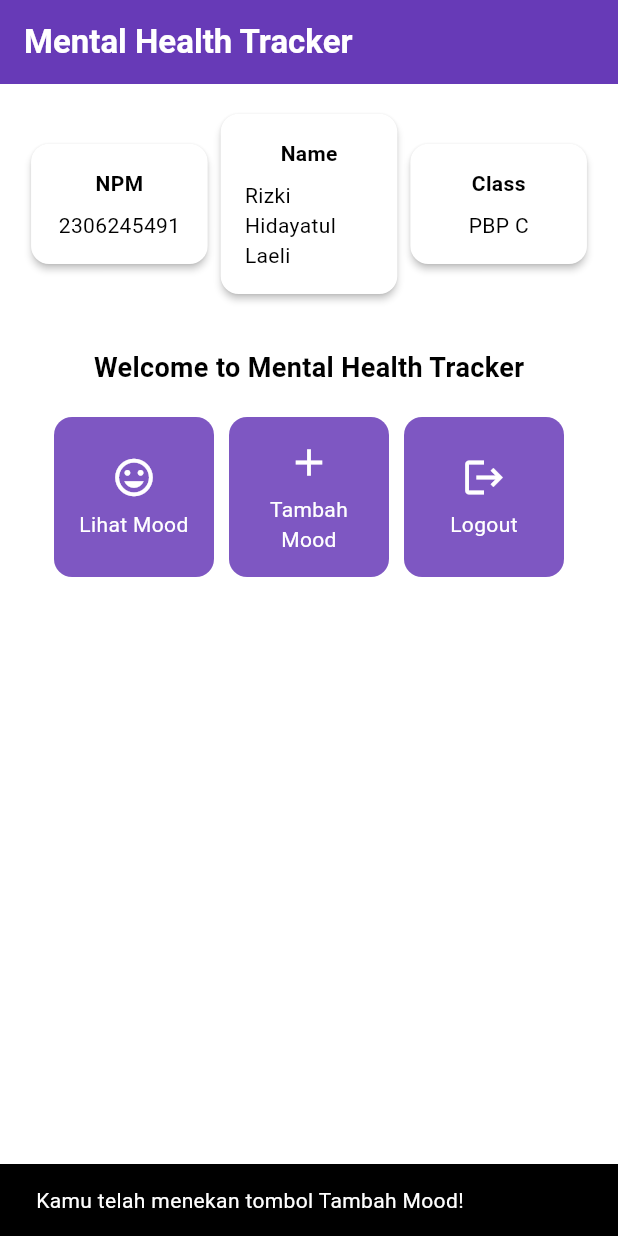
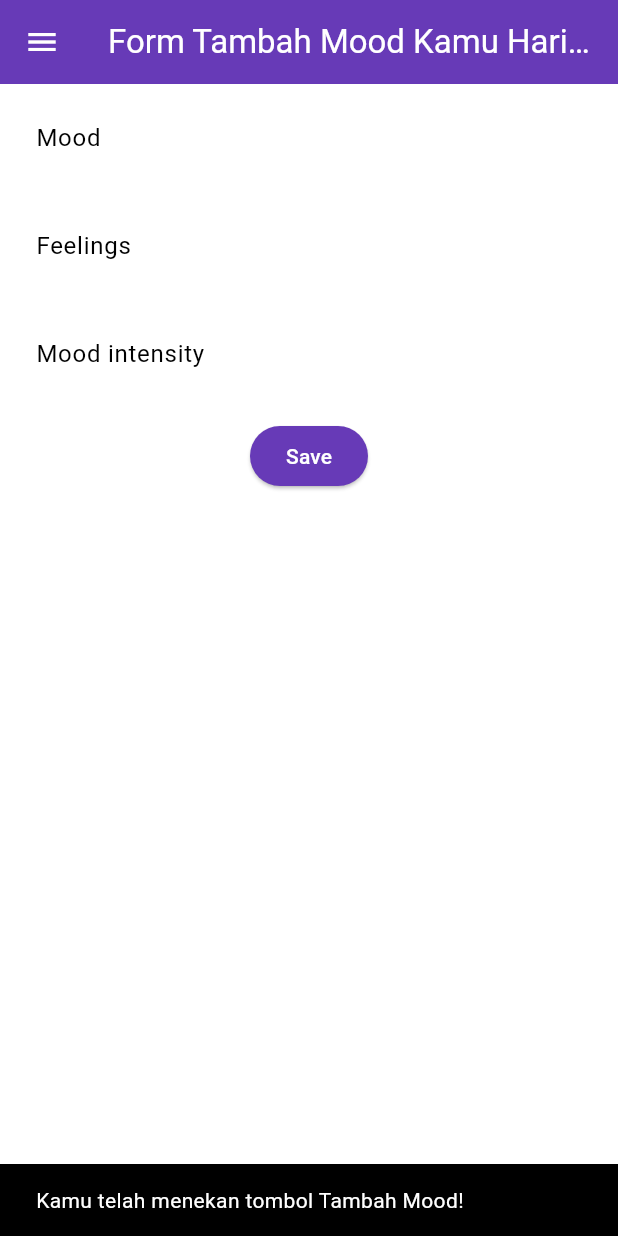
Before and after one commit to rzkihdyh/mental-health-tracker-mobile, a Flutter app: the screen it shows after launch, after a tap on "Tambah Mood", on a phone screen of 412 x 824 dp. Run offline on Flutter 3.47's test engine with Material 3 defaults, Android fonts, the phone set to English and light mode, and no system bars.

Commit message:
menyelesaikan tutorial 7

```diff
--- a/lib/main.dart
+++ b/lib/main.dart
@@ -1,5 +1,5 @@
 import 'package:flutter/material.dart';
-import 'package:mental_health_tracker/menu.dart';
+import 'package:mental_health_tracker/screens/menu.dart';
 
 void main() {
   runApp(const MyApp());
--- a/lib/menu.dart
+++ b/lib/screens/menu.dart
@@ -1,4 +1,6 @@
 import 'package:flutter/material.dart';
+import 'package:mental_health_tracker/widgets/left_drawer.dart';
+import 'package:mental_health_tracker/widgets/mood_card.dart';
 
 class MyHomePage extends StatelessWidget {
   final String npm = '2306245491';
@@ -29,7 +31,10 @@ class MyHomePage extends StatelessWidget {
         ),
         // Warna latar belakang AppBar diambil dari skema warna tema aplikasi.
         backgroundColor: Theme.of(context).colorScheme.primary,
+        iconTheme: const IconThemeData(color: Colors.white),
       ),
+      // Masukkan drawer sebagai parameter nilai drawer dari widget Scaffold
+      drawer: const LeftDrawer(),
       // Body halaman dengan padding di sekelilingnya.
       body: Padding(
         padding: const EdgeInsets.all(16.0),
@@ -126,62 +131,3 @@ class InfoCard extends StatelessWidget {
     );
   }
 }
-
-class ItemCard extends StatelessWidget {
-  // Menampilkan kartu dengan ikon dan nama.
-
-  final ItemHomepage item;
-
-  const ItemCard(this.item, {super.key});
-
-  @override
-  Widget build(BuildContext context) {
-    return Material(
-      // Menentukan warna latar belakang dari tema aplikasi.
-      color: Theme.of(context).colorScheme.secondary,
-      // Membuat sudut kartu melengkung.
-      borderRadius: BorderRadius.circular(12),
-
-      child: InkWell(
-        // Aksi ketika kartu ditekan.
-        onTap: () {
-          // Menampilkan pesan SnackBar saat kartu ditekan.
-          ScaffoldMessenger.of(context)
-            ..hideCurrentSnackBar()
-            ..showSnackBar(SnackBar(
-                content: Text("Kamu telah menekan tombol ${item.name}!")));
-        },
-        // Container untuk menyimpan Icon dan Text
-        child: Container(
-          padding: const EdgeInsets.all(8),
-          child: Center(
-            child: Column(
-              // Menyusun ikon dan teks di tengah kartu.
-              mainAxisAlignment: MainAxisAlignment.center,
-              children: [
-                Icon(
-                  item.icon,
-                  color: Colors.white,
-                  size: 30.0,
-                ),
-                const Padding(padding: EdgeInsets.all(3)),
-                Text(
-                  item.name,
-                  textAlign: TextAlign.center,
-                  style: const TextStyle(color: Colors.white),
-                ),
-              ],
-            ),
-          ),
-        ),
-      ),
-    );
-  }
-}
-
-class ItemHomepage {
-  final String name;
-  final IconData icon;
-
-  ItemHomepage(this.name, this.icon);
-}
--- /dev/null
+++ b/lib/screens/moodentry_form.dart
@@ -0,0 +1,161 @@
+import 'package:flutter/material.dart';
+import 'package:mental_health_tracker/widgets/left_drawer.dart';
+
+class MoodEntryFormPage extends StatefulWidget {
+  const MoodEntryFormPage({super.key});
+
+  @override
+  State<MoodEntryFormPage> createState() => _MoodEntryFormPageState();
+}
+
+class _MoodEntryFormPageState extends State<MoodEntryFormPage> {
+  final _formKey = GlobalKey<FormState>();
+  String _mood = "";
+  String _feelings = "";
+  int _moodIntensity = 0;
+
+  @override
+  Widget build(BuildContext context) {
+    return Scaffold(
+      appBar: AppBar(
+        title: const Center(
+          child: Text(
+            'Form Tambah Mood Kamu Hari ini',
+          ),
+        ),
+        backgroundColor: Theme.of(context).colorScheme.primary,
+        foregroundColor: Colors.white,
+      ),
+      drawer: const LeftDrawer(),
+      body: Form(
+        key: _formKey,
+        child: SingleChildScrollView(
+          child: Column(
+            crossAxisAlignment: CrossAxisAlignment.start,
+            children: [
+              Padding(
+                padding: const EdgeInsets.all(8.0),
+                child: TextFormField(
+                  decoration: InputDecoration(
+                    hintText: "Mood",
+                    labelText: "Mood",
+                    border: OutlineInputBorder(
+                      borderRadius: BorderRadius.circular(5.0),
+                    ),
+                  ),
+                  onChanged: (String? value) {
+                    setState(() {
+                      _mood = value!;
+                    });
+                  },
+                  validator: (String? value) {
+                    if (value == null || value.isEmpty) {
+                      return "Mood tidak boleh kosong!";
+                    }
+                    return null;
+                  },
+                ),
+              ),
+              Padding(
+                padding: const EdgeInsets.all(8.0),
+                child: TextFormField(
+                  decoration: InputDecoration(
+                    hintText: "Feelings",
+                    labelText: "Feelings",
+                    border: OutlineInputBorder(
+                      borderRadius: BorderRadius.circular(5.0),
+                    ),
+                  ),
+                  onChanged: (String? value) {
+                    setState(() {
+                      _feelings = value!;
+                    });
+                  },
+                  validator: (String? value) {
+                    if (value == null || value.isEmpty) {
+                      return "Feelings tidak boleh kosong!";
+                    }
+                    return null;
+                  },
+                ),
+              ),
+              Padding(
+                padding: const EdgeInsets.all(8.0),
+                child: TextFormField(
+                  decoration: InputDecoration(
+                    hintText: "Mood intensity",
+                    labelText: "Mood intensity",
+                    border: OutlineInputBorder(
+                      borderRadius: BorderRadius.circular(5.0),
+                    ),
+                  ),
+                  onChanged: (String? value) {
+                    setState(() {
+                      _moodIntensity = int.tryParse(value!) ?? 0;
+                    });
+                  },
+                  validator: (String? value) {
+                    if (value == null || value.isEmpty) {
+                      return "Mood intensity tidak boleh kosong!";
+                    }
+                    if (int.tryParse(value) == null) {
+                      return "Mood intensity harus berupa angka!";
+                    }
+                    return null;
+                  },
+                ),
+              ),
+              Align(
+                alignment: Alignment.bottomCenter,
+                child: Padding(
+                  padding: const EdgeInsets.all(8.0),
+                  child: ElevatedButton(
+                    style: ButtonStyle(
+                      backgroundColor: MaterialStateProperty.all(
+                          Theme.of(context).colorScheme.primary),
+                    ),
+                    onPressed: () {
+                      if (_formKey.currentState!.validate()) {
+                        showDialog(
+                          context: context,
+                          builder: (context) {
+                            return AlertDialog(
+                              title: const Text("Mood berhasil disimpan"),
+                              content: SingleChildScrollView(
+                                child: Column(
+                                  crossAxisAlignment: CrossAxisAlignment.start,
+                                  children: [
+                                    Text('Mood: $_mood'),
+                                    Text('Feelings: $_feelings'),
+                                    Text('Mood Intensity: $_moodIntensity'),
+                                  ],
+                                ),
+                              ),
+                              actions: [
+                                TextButton(
+                                  child: const Text("OK"),
+                                  onPressed: () {
+                                    Navigator.pop(context);
+                                    _formKey.currentState!.reset();
+                                  },
+                                ),
+                              ],
+                            );
+                          },
+                        );
+                      }
+                    },
+                    child: const Text(
+                      "Save",
+                      style: TextStyle(color: Colors.white),
+                    ),
+                  ),
+                ),
+              ),
+            ],
+          ),
+        ),
+      ),
+    );
+  }
+}
--- /dev/null
+++ b/lib/widgets/left_drawer.dart
@@ -0,0 +1,76 @@
+import 'package:flutter/material.dart';
+import 'package:mental_health_tracker/screens/menu.dart';
+import 'package:mental_health_tracker/screens/moodentry_form.dart';
+
+class LeftDrawer extends StatelessWidget {
+  const LeftDrawer({super.key});
+
+  @override
+  Widget build(BuildContext context) {
+    return Drawer(
+      child: ListView(
+        children: [
+          DrawerHeader(
+            //Bagian drawer header
+            decoration: BoxDecoration(
+              color: Theme.of(context).colorScheme.primary,
+            ),
+            child: const Column(
+              children: [
+                Text(
+                  'Mental Health Tracker',
+                  textAlign: TextAlign.center,
+                  style: TextStyle(
+                    fontSize: 24,
+                    fontWeight: FontWeight.bold,
+                    color: Colors.white,
+                  ),
+                ),
+                Padding(padding: EdgeInsets.all(8)),
+                Text(
+                  "Ayo jaga kesehatan mentalmu setiap hari disini!",
+                  //Tambahkan gaya teks dengan center alignment, font ukuran 15, warna putih, dan weight biasa
+                  textAlign: TextAlign.center,
+                  style: TextStyle(
+                    fontSize: 15,
+                    fontWeight: FontWeight.normal,
+                    color: Colors.white,
+                  ),
+                ),
+              ],
+            ),
+          ),
+            //Bagian routing
+            ListTile(
+              leading: const Icon(Icons.home_outlined),
+              title: const Text('Halaman Utama'),
+              // Bagian redirection ke MyHomePage
+              onTap: () {
+                Navigator.pushReplacement(
+                    context,
+                    MaterialPageRoute(
+                      builder: (context) => MyHomePage(),
+                    ));
+              },
+            ),
+            ListTile(
+              leading: const Icon(Icons.mood),
+              title: const Text('Tambah Mood'),
+              // Bagian redirection ke MoodEntryFormPage
+              onTap: () {
+                /*
+                TODO: Buatlah routing ke MoodEntryFormPage di sini,
+                setelah halaman MoodEntryFormPage sudah dibuat.
+                */
+                Navigator.pushReplacement(
+                    context,
+                    MaterialPageRoute(
+                      builder: (context) => MoodEntryFormPage(),
+                    ));
+              },
+            ),
+        ],
+      ),
+    );
+  }
+}
--- /dev/null
+++ b/lib/widgets/mood_card.dart
@@ -0,0 +1,71 @@
+import 'package:flutter/material.dart';
+import 'package:mental_health_tracker/screens/moodentry_form.dart';
+
+class ItemCard extends StatelessWidget {
+  // Menampilkan kartu dengan ikon dan nama.
+
+  final ItemHomepage item;
+
+  const ItemCard(this.item, {super.key});
+
+  @override
+  Widget build(BuildContext context) {
+    return Material(
+      // Menentukan warna latar belakang dari tema aplikasi.
+      color: Theme.of(context).colorScheme.secondary,
+      // Membuat sudut kartu melengkung.
+      borderRadius: BorderRadius.circular(12),
+
+      child: InkWell(
+        // Aksi ketika kartu ditekan.
+        onTap: () {
+          // Menampilkan pesan SnackBar saat kartu ditekan.
+          ScaffoldMessenger.of(context)
+            ..hideCurrentSnackBar()
+            ..showSnackBar(SnackBar(
+                content: Text("Kamu telah menekan tombol ${item.name}!")));
+            if (item.name == "Tambah Mood") {
+            //Gunakan Navigator.push untuk melakukan navigasi ke MaterialPageRoute yang mencakup TrackerFormPage.
+              Navigator.push(
+                context,
+                MaterialPageRoute(
+                  builder: (context) =>
+                    const MoodEntryFormPage(),
+              )
+            );
+          }
+        },
+        // Container untuk menyimpan Icon dan Text
+        child: Container(
+          padding: const EdgeInsets.all(8),
+          child: Center(
+            child: Column(
+              // Menyusun ikon dan teks di tengah kartu.
+              mainAxisAlignment: MainAxisAlignment.center,
+              children: [
+                Icon(
+                  item.icon,
+                  color: Colors.white,
+                  size: 30.0,
+                ),
+                const Padding(padding: EdgeInsets.all(3)),
+                Text(
+                  item.name,
+                  textAlign: TextAlign.center,
+                  style: const TextStyle(color: Colors.white),
+                ),
+              ],
+            ),
+          ),
+        ),
+      ),
+    );
+  }
+}
+
+class ItemHomepage {
+  final String name;
+  final IconData icon;
+
+  ItemHomepage(this.name, this.icon);
+}
```
